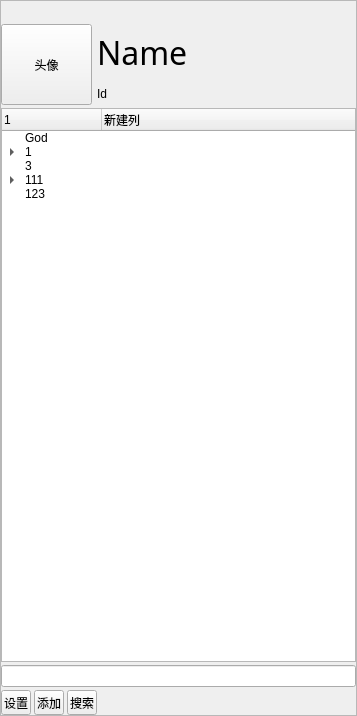
The window that QQdemo/friendlist.ui (Mine268/chatroom_qt) describes before a commit, drawn with Qt 5.
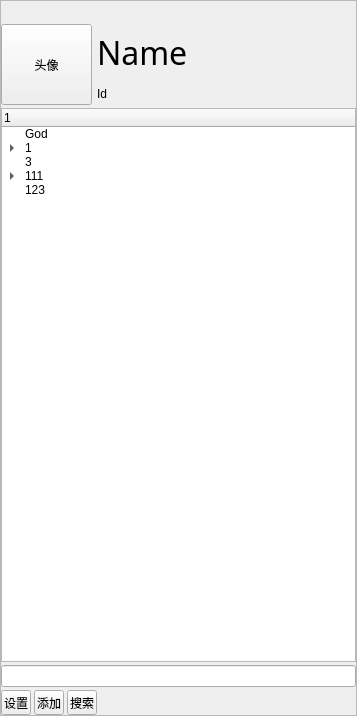
The same window after the commit. Icons and pictures are not drawn.

```diff
--- a/QQdemo/friendlist.ui
+++ b/QQdemo/friendlist.ui
@@ -233,31 +233,15 @@
           <string>1</string>
          </property>
         </column>
-        <column>
-         <property name="text">
-          <string>新建列</string>
-         </property>
-        </column>
         <item>
          <property name="text">
           <string>God</string>
          </property>
-         <property name="text">
-          <string/>
-         </property>
         </item>
         <item>
          <property name="text">
           <string>1</string>
          </property>
-         <property name="text">
-          <string/>
-         </property>
-         <item>
-          <property name="text">
-           <string>745</string>
-          </property>
-         </item>
          <item>
           <property name="text">
            <string>45</string>
@@ -268,17 +252,11 @@
          <property name="text">
           <string>3</string>
          </property>
-         <property name="text">
-          <string/>
-         </property>
         </item>
         <item>
          <property name="text">
           <string>111</string>
          </property>
-         <property name="text">
-          <string/>
-         </property>
          <item>
           <property name="text">
            <string>567</string>
@@ -289,9 +267,6 @@
          <property name="text">
           <string>123</string>
          </property>
-         <property name="text">
-          <string/>
-         </property>
         </item>
        </widget>
       </item>
```
Left out of the diff: 5 changed lines with no effect on the pictures.
